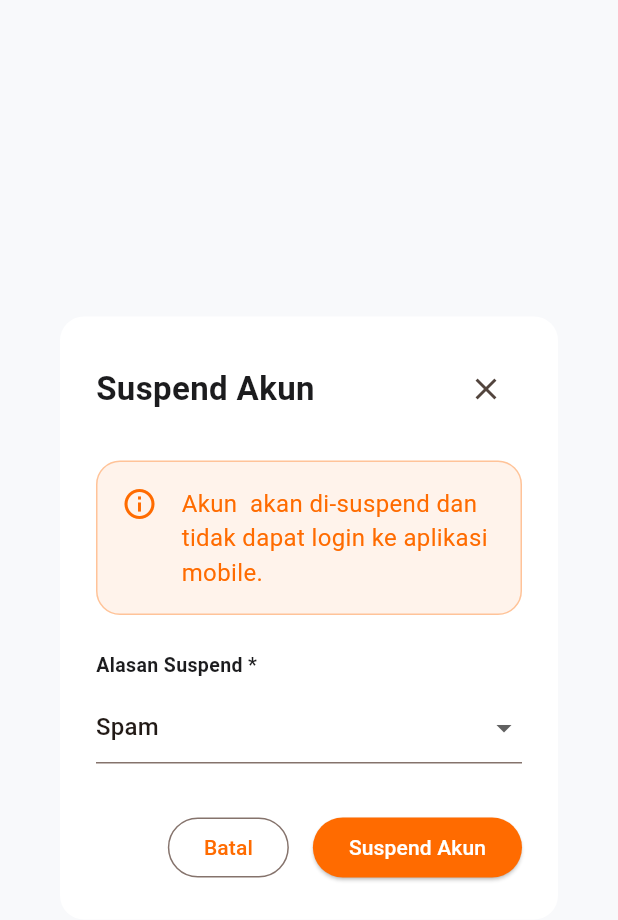
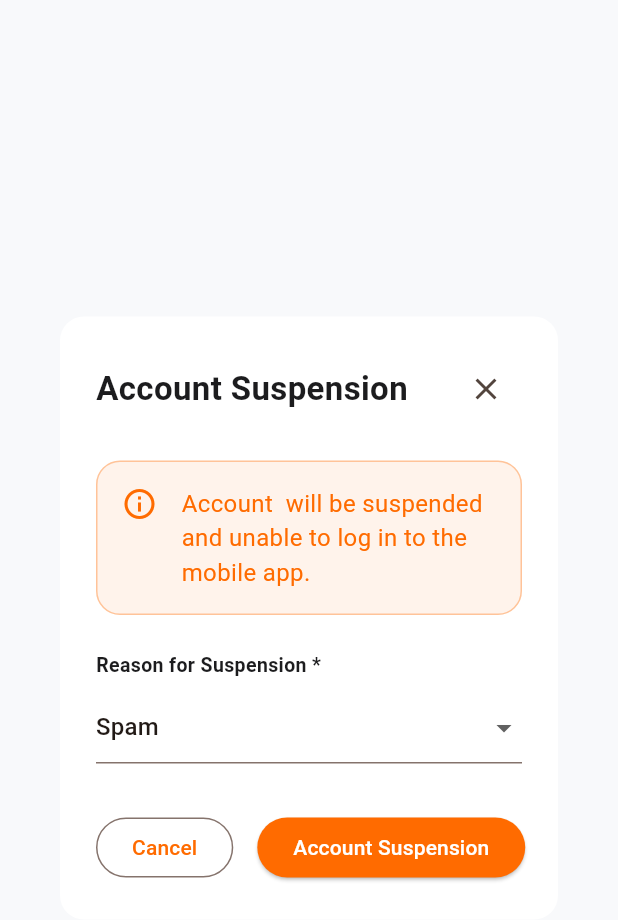
Before and after one commit to rafifaiz12/Recipe-Flutter-Project-Admin, a Flutter app: the SuspendUserDialog widget shown alone on an empty page, opened directly with empty values, on a phone screen of 412 x 824 dp. Shown: the top 920 px of the screen. Run offline on Flutter 3.47's test engine with Material 3 defaults, Android fonts, the phone set to English and light mode, and no system bars.

Commit message:
Translate suspend user dialog to English

```diff
--- a/lib/pages/users/widgets/suspend_user_dialog.dart
+++ b/lib/pages/users/widgets/suspend_user_dialog.dart
@@ -17,9 +17,9 @@ class _SuspendUserDialogState extends State<SuspendUserDialog> {
 
   final List<String> _reasons = const [
     'Spam',
-    'Konten Tidak Pantas',
-    'Permintaan Pengguna',
-    'Lainnya',
+    'Inappropriate Content',
+    'User Request',
+    'Other',
   ];
 
   void _submit() {
@@ -44,7 +44,7 @@ class _SuspendUserDialogState extends State<SuspendUserDialog> {
             children: [
               Row(
                 children: [
-                  Text('Suspend Akun', style: AppTextStyles.h2),
+                  Text('Account Suspension', style: AppTextStyles.h2),
                   const Spacer(),
                   IconButton(
                     onPressed: () => Navigator.pop(context),
@@ -70,7 +70,7 @@ class _SuspendUserDialogState extends State<SuspendUserDialog> {
                     const SizedBox(width: AppSizes.spaceM),
                     Expanded(
                       child: Text(
-                        'Akun $email akan di-suspend dan tidak dapat login ke aplikasi mobile.',
+                        'Account $email will be suspended and unable to log in to the mobile app.',
                         style: AppTextStyles.body.copyWith(
                           color: AppColors.primary,
                         ),
@@ -82,7 +82,7 @@ class _SuspendUserDialogState extends State<SuspendUserDialog> {
               const SizedBox(height: AppSizes.spaceL),
               Align(
                 alignment: Alignment.centerLeft,
-                child: Text('Alasan Suspend *', style: AppTextStyles.smallBold),
+                child: Text('Reason for Suspension *', style: AppTextStyles.smallBold),
               ),
               const SizedBox(height: AppSizes.spaceS),
               DropdownButtonFormField<String>(
@@ -102,7 +102,7 @@ class _SuspendUserDialogState extends State<SuspendUserDialog> {
                 children: [
                   OutlinedButton(
                     onPressed: () => Navigator.pop(context),
-                    child: const Text('Batal'),
+                    child: const Text('Cancel'),
                   ),
                   const SizedBox(width: AppSizes.spaceM),
                   ElevatedButton(
@@ -111,7 +111,7 @@ class _SuspendUserDialogState extends State<SuspendUserDialog> {
                       backgroundColor: AppColors.primary,
                       foregroundColor: Colors.white,
                     ),
-                    child: const Text('Suspend Akun'),
+                    child: const Text('Account Suspension'),
                   ),
                 ],
               ),
```
